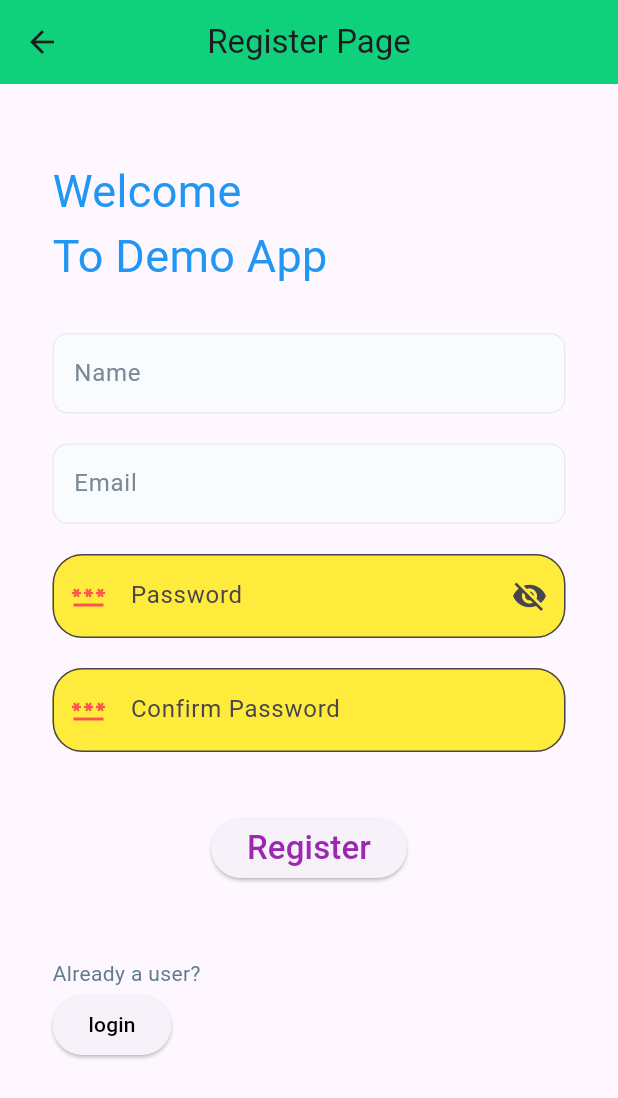
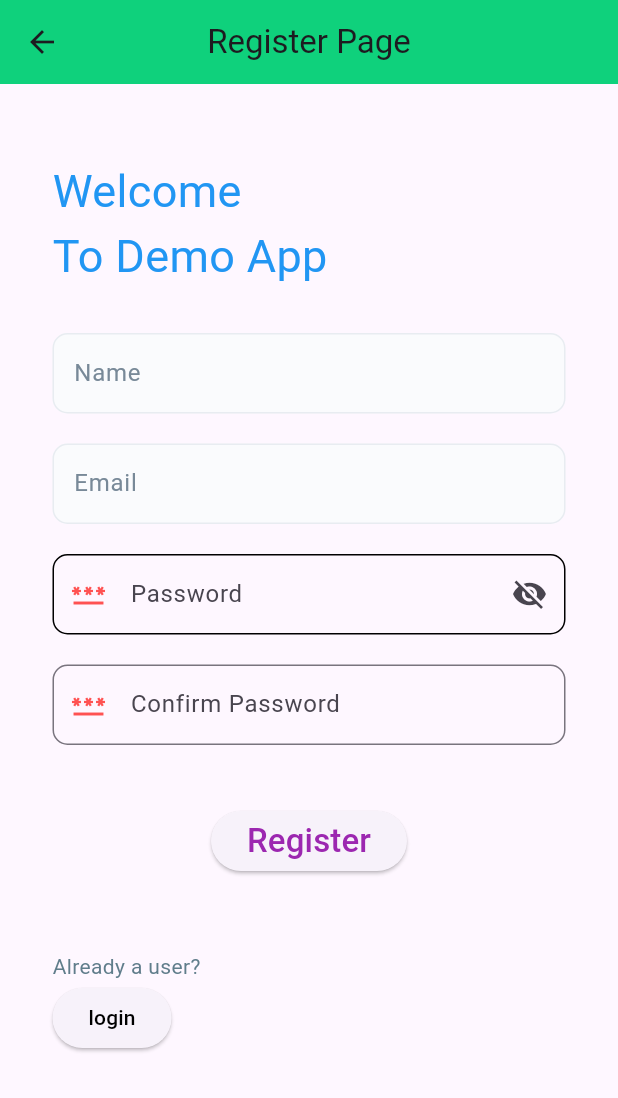
Before and after one commit to dahiyaarjun/first_project_flutter, a Flutter app: the UserRegister screen opened by its route, on a phone screen of 412 x 824 dp. Shown: the top 1098 px of the screen. Run offline on Flutter 3.47's test engine with Material 3 defaults, Android fonts, the phone set to English and light mode, and no system bars; our stand-ins replace get.

Commit message:
register and newpassword bug fixed

```diff
--- a/lib/pages/register.dart
+++ b/lib/pages/register.dart
@@ -21,7 +21,11 @@ class _UserRegisterState extends State<UserRegister> {
 
   Future<void> register() async {
     await apiResponse().apiUserRegistration(
-        context: context, name: nameC.text, email: emailC.text, password: passwordC.text, password_confirmation:confirmPasswordC.text);
+        context: context,
+        name: nameC.text,
+        email: emailC.text,
+        password: passwordC.text,
+        password_confirmation: confirmPasswordC.text);
   }
 
   @override
@@ -148,15 +152,21 @@ class _UserRegisterState extends State<UserRegister> {
                               child: Icon((b
                                   ? Icons.visibility_off
                                   : Icons.visibility))),
-                          fillColor: Colors.yellow,
-                          filled: true,
+                          // fillColor: Colors.yellow,
+                          // filled: true,
                           focusedBorder: OutlineInputBorder(
-                            borderSide:
-                                const BorderSide(color: Colors.blue, width: 2),
-                            borderRadius: BorderRadius.circular(20),
+                            borderSide: const BorderSide(
+                                color: Colors.blue, width: 1.2),
+                            // borderRadius: BorderRadius.circular(10),
                           ),
-                          border: OutlineInputBorder(
-                              borderRadius: BorderRadius.circular(20)),
+                          enabledBorder: OutlineInputBorder(
+                            borderRadius: BorderRadius.circular(10),
+                          ),
+                          contentPadding: EdgeInsets.symmetric(
+                              horizontal:
+                                  MediaQuery.of(context).size.width * 0.025,
+                              vertical:
+                                  MediaQuery.of(context).size.height * 0.018),
                         )),
                   ),
                   const SizedBox(height: 20),
@@ -181,17 +191,23 @@ class _UserRegisterState extends State<UserRegister> {
 
                           hintText: 'Confirm Password',
 
-                          fillColor: Colors.yellow,
-                          filled: true,
+                          // fillColor: Colors.yellow,
+                          // filled: true,
                           focusedBorder: OutlineInputBorder(
-                              borderSide: const BorderSide(
-                                  color: Colors.blue, width: 2),
-                              borderRadius: BorderRadius.circular(20)),
+                            borderSide: const BorderSide(
+                                color: Colors.blue, width: 1.2),
+                            // borderRadius: BorderRadius.circular(10)
+                          ),
 
                           border: OutlineInputBorder(
-                              borderRadius: BorderRadius.circular(20)),
+                              borderRadius: BorderRadius.circular(10)),
+                              contentPadding: EdgeInsets.symmetric(
+                              horizontal:
+                                  MediaQuery.of(context).size.width * 0.025,
+                              vertical:
+                                  MediaQuery.of(context).size.height * 0.018),
                           disabledBorder: OutlineInputBorder(
-                              borderRadius: BorderRadius.circular(20)),
+                              borderRadius: BorderRadius.circular(10)),
                         )),
                   ),
                 ],
```
Also changed, not shown: lib/pages/newpassword.dart (+36 -17 lines).
